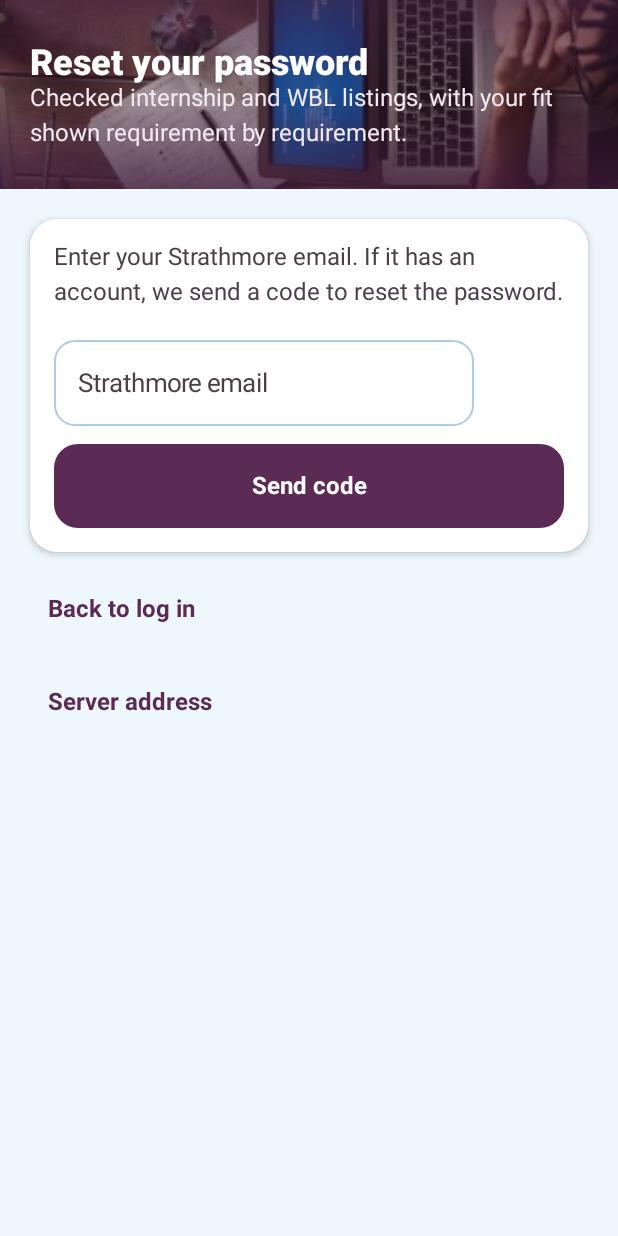
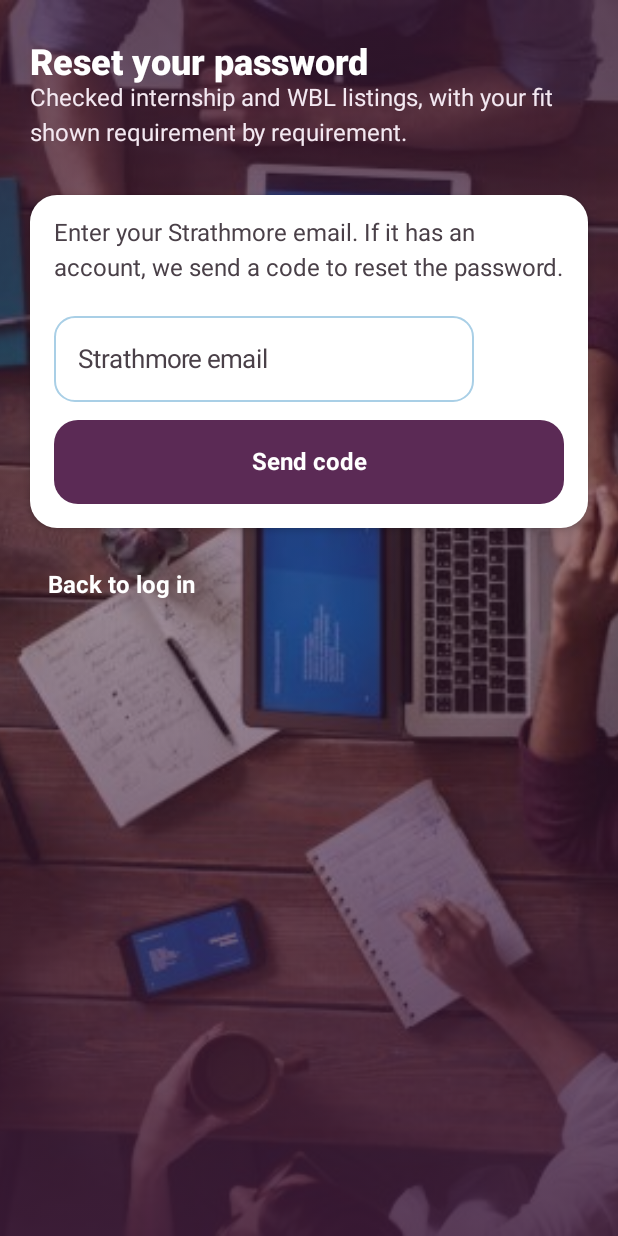
Before and after one commit to Seyia07/SkillMatch-App, an Android app built with Jetpack Compose: the screen it shows after launch (MainActivity), after a tap on "Forgot password?", on a phone screen of 412 x 824 dp. Run offline under Robolectric (Android 15) with nearby library versions, the phone set to English and light mode, and no system bars; 1 other tap on this screen came first.

Commit message:
fixing server

```diff
--- a/app/build.gradle.kts
+++ b/app/build.gradle.kts
@@ -16,7 +16,7 @@ android {
         versionName = "1.0"
         // Where the app looks for the SkillMatch server. 10.0.2.2 is the computer, seen from the emulator.
         // It can also be changed inside the app (Account > Server address).
-        buildConfigField("String", "DEFAULT_SERVER", "\"http://10.0.2.2:8000\"")
+        buildConfigField("String", "DEFAULT_SERVER", "\"https://skillmatch-server-q2ir.onrender.com\"")
     }
 
     buildTypes {
--- a/app/src/main/java/com/skillmatch/app/net/SessionStore.kt
+++ b/app/src/main/java/com/skillmatch/app/net/SessionStore.kt
@@ -54,8 +54,16 @@ class SessionStore(context: Context) {
     private val box = SecretBox()
 
     var baseUrl: String
-        get() = prefs.getString("base_url", null)?.takeIf { it.isNotBlank() } ?: BuildConfig.DEFAULT_SERVER
-        set(value) { prefs.edit().putString("base_url", value.trim().trimEnd('/')).apply() }
+        get() = clean(prefs.getString("base_url_v2", null)?.takeIf { it.isNotBlank() } ?: BuildConfig.DEFAULT_SERVER)
+        set(value) { prefs.edit().putString("base_url_v2", clean(value)).apply() }
+
+    /** Trims, drops a pasted /health or trailing slash, and uses https for online servers (http gets redirected and fails). */
+    private fun clean(raw: String): String {
+        var v = raw.trim().trimEnd('/').removeSuffix("/health").trimEnd('/')
+        val local = Regex("^http://(10\\.0\\.2\\.2|localhost|127\\.|192\\.168\\.|10\\.)").containsMatchIn(v)
+        if (v.startsWith("http://") && !local) v = "https://" + v.removePrefix("http://")
+        return v
+    }
 
     val accessToken: String? get() = prefs.getString("access", null)?.let { box.decrypt(it) }
     val refreshToken: String? get() = prefs.getString("refresh", null)?.let { box.decrypt(it) }
--- a/app/src/main/java/com/skillmatch/app/ui/online/AuthScreens.kt
+++ b/app/src/main/java/com/skillmatch/app/ui/online/AuthScreens.kt
@@ -1,6 +1,9 @@
 package com.skillmatch.app.ui.online
 
+import androidx.compose.foundation.Image
+import androidx.compose.foundation.background
 import androidx.compose.foundation.layout.Arrangement
+import androidx.compose.foundation.layout.Box
 import androidx.compose.foundation.layout.Column
 import androidx.compose.foundation.layout.ExperimentalLayoutApi
 import androidx.compose.foundation.layout.FlowRow
@@ -25,14 +28,16 @@ import androidx.compose.runtime.saveable.rememberSaveable
 import androidx.compose.runtime.setValue
 import androidx.compose.ui.Alignment
 import androidx.compose.ui.Modifier
+import androidx.compose.ui.graphics.Brush
 import androidx.compose.ui.graphics.Color
+import androidx.compose.ui.layout.ContentScale
+import androidx.compose.ui.res.painterResource
 import androidx.compose.ui.text.input.ImeAction
 import androidx.compose.ui.text.input.KeyboardType
 import androidx.compose.ui.unit.dp
 import com.skillmatch.app.R
 import com.skillmatch.app.ui.components.MessageBanner
 import com.skillmatch.app.ui.components.MessageKind
-import com.skillmatch.app.ui.components.PhotoHeader
 import com.skillmatch.app.ui.components.PrimaryButton
 import com.skillmatch.app.ui.components.ScreenTitle
 import com.skillmatch.app.ui.components.SecondaryButton
@@ -43,10 +48,18 @@ import com.skillmatch.app.ui.theme.Sm
 @Composable
 fun AuthPane(state: OnlineState, vm: OnlineViewModel) {
     val auth = state.auth
-    var showConnection by rememberSaveable { mutableStateOf(false) }
+    Box(Modifier.fillMaxSize()) {
+        Image(
+            painterResource(R.drawable.photo_team), contentDescription = null, contentScale = ContentScale.Crop,
+            modifier = Modifier.matchParentSize(),
+        )
+        Box(
+            Modifier.matchParentSize().background(
+                Brush.verticalGradient(listOf(Sm.PlumDark.copy(alpha = 0.72f), Sm.PlumDark.copy(alpha = 0.45f), Sm.PlumDark.copy(alpha = 0.85f))),
+            ),
+        )
         Column(Modifier.fillMaxSize().verticalScroll(rememberScrollState())) {
-        PhotoHeader(R.drawable.photo_team) {
-            Column(Modifier.padding(start = 20.dp, end = 20.dp, top = 28.dp, bottom = 28.dp)) {
+            Column(Modifier.padding(start = 20.dp, end = 20.dp, top = 28.dp, bottom = 12.dp)) {
                 ScreenTitle(
                     when (auth.step) {
                         AuthStep.Login -> "Welcome back"
@@ -59,7 +72,6 @@ fun AuthPane(state: OnlineState, vm: OnlineViewModel) {
                     "Checked internship and WBL listings, with your fit shown requirement by requirement.",
                     color = Sm.PlumTint, style = MaterialTheme.typography.bodyMedium,
                 )
-            }
             }
             Column(Modifier.padding(20.dp), verticalArrangement = Arrangement.spacedBy(14.dp)) {
                 state.notice?.let { NoticeBanner(it, vm::clearNotice) }
@@ -74,11 +86,8 @@ fun AuthPane(state: OnlineState, vm: OnlineViewModel) {
                     AuthStep.ForgotEmail -> ForgotEmailStep(auth, vm)
                     AuthStep.ForgotReset -> ForgotResetStep(auth, vm)
                 }
-            TextButton(onClick = { showConnection = !showConnection }) {
-                Text(if (showConnection) "Hide server address" else "Server address", color = Sm.Plum, style = MaterialTheme.typography.labelLarge)
+                Spacer(Modifier.height(8.dp))
             }
-            if (showConnection) ConnectionCard(state.serverUrl, state.connectionError, vm::setServerUrl)
-            Spacer(Modifier.height(8.dp))
         }
     }
 }
@@ -113,7 +122,7 @@ private fun SignupEmailStep(auth: AuthState, vm: OnlineViewModel) {
         PrimaryButton(if (auth.busy) "Please wait…" else "Send code", onClick = { vm.requestSignupCode(email) }, enabled = !auth.busy)
     }
     TextButton(onClick = { vm.goStep(AuthStep.Login) }) {
-        Text("Back to log in", color = Sm.Plum, style = MaterialTheme.typography.labelLarge)
+        Text("Back to log in", color = Color.White, style = MaterialTheme.typography.labelLarge)
     }
 }
 
@@ -130,10 +139,10 @@ private fun SignupCodeStep(auth: AuthState, vm: OnlineViewModel) {
     }
     Row(horizontalArrangement = Arrangement.spacedBy(8.dp)) {
         TextButton(onClick = { vm.requestSignupCode(auth.email) }) {
-            Text("Send a new code", color = Sm.Plum, style = MaterialTheme.typography.labelLarge)
+            Text("Send a new code", color = Color.White, style = MaterialTheme.typography.labelLarge)
         }
         TextButton(onClick = { vm.goStep(AuthStep.SignupEmail) }) {
-            Text("Use another email", color = Sm.Plum, style = MaterialTheme.typography.labelLarge)
+            Text("Use another email", color = Color.White, style = MaterialTheme.typography.labelLarge)
         }
     }
 }
@@ -186,7 +195,7 @@ private fun ForgotEmailStep(auth: AuthState, vm: OnlineViewModel) {
         PrimaryButton(if (auth.busy) "Please wait…" else "Send code", onClick = { vm.requestReset(email) }, enabled = !auth.busy)
     }
     TextButton(onClick = { vm.goStep(AuthStep.Login) }) {
-        Text("Back to log in", color = Sm.Plum, style = MaterialTheme.typography.labelLarge)
+        Text("Back to log in", color = Color.White, style = MaterialTheme.typography.labelLarge)
     }
 }
 
@@ -204,6 +213,6 @@ private fun ForgotResetStep(auth: AuthState, vm: OnlineViewModel) {
         PrimaryButton(if (auth.busy) "Please wait…" else "Change password", onClick = { vm.completeReset(code, password) }, enabled = !auth.busy)
     }
     TextButton(onClick = { vm.goStep(AuthStep.Login) }) {
-        Text("Back to log in", color = Sm.Plum, style = MaterialTheme.typography.labelLarge)
+        Text("Back to log in", color = Color.White, style = MaterialTheme.typography.labelLarge)
     }
 }
```
Lines whose indentation alone changed are shown as unchanged.
